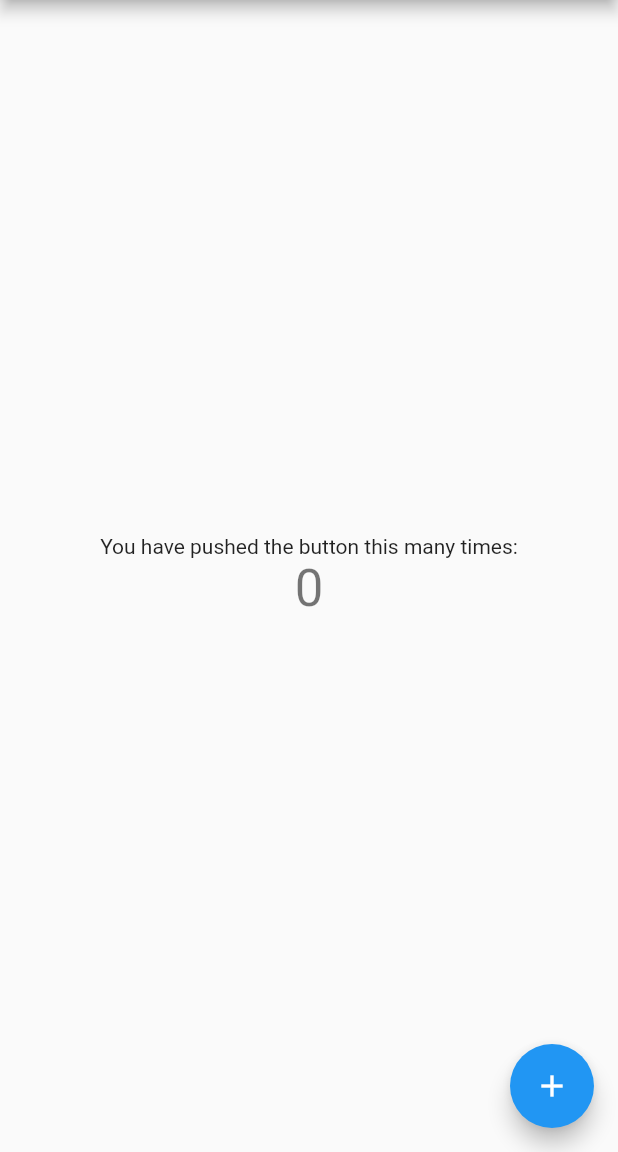
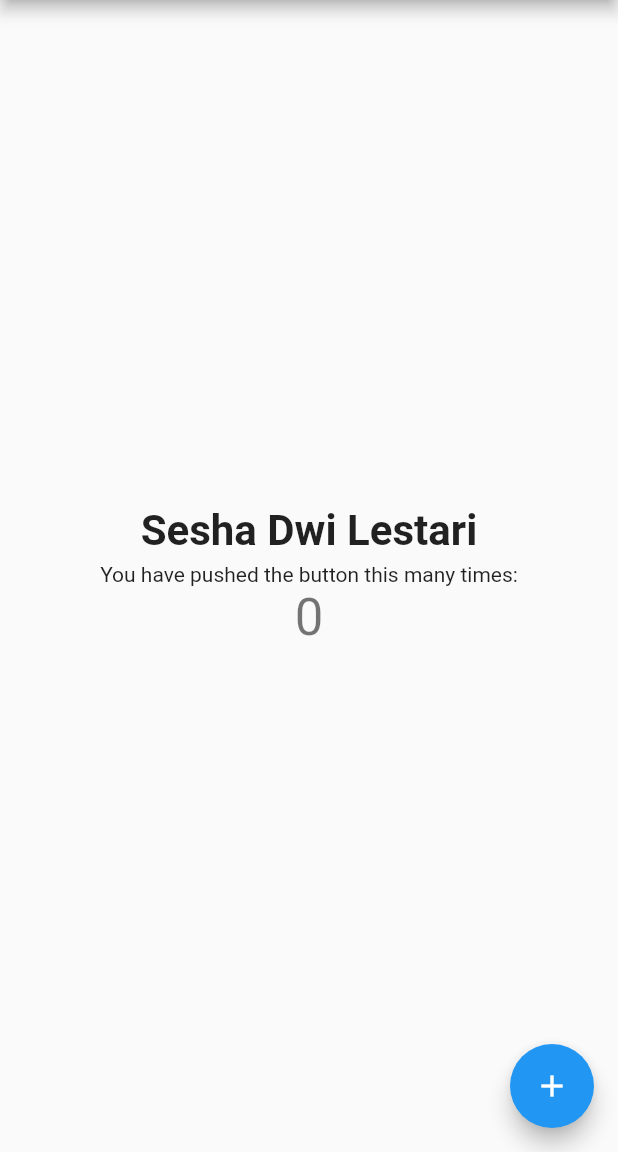
Before and after one commit to seshadwi/flutter-fundamental-part1, a Flutter app: the screen it shows after launch, on a phone screen of 412 x 824 dp, the part 84-1236 px from its top. Run offline on Flutter 3.47's test engine with Material 2 defaults, Android fonts, the phone set to English and light mode, and no system bars.

Commit message:
update project

```diff
--- a/lib/main.dart
+++ b/lib/main.dart
@@ -95,6 +95,25 @@ class _MyHomePageState extends State<MyHomePage> {
           // horizontal).
           mainAxisAlignment: MainAxisAlignment.center,
           children: <Widget>[
+            Row(
+              mainAxisAlignment: MainAxisAlignment.center,
+              // ignore: prefer_const_literals_to_create_immutables
+              children: [
+                // ignore: prefer_const_constructors
+                Text(
+                  "Sesha Dwi Lestari",
+                  // ignore: prefer_const_constructors
+                  style: TextStyle(
+                    fontWeight: FontWeight.bold,
+                    fontSize: 28,
+                  ),
+                ),
+              ],
+            ),
+            // ignore: prefer_const_constructors
+            SizedBox(
+              height: 5,
+            ),
             const Text(
               'You have pushed the button this many times:',
             ),
```
Also changed, not shown: images/01.png (added), 1 other file.
